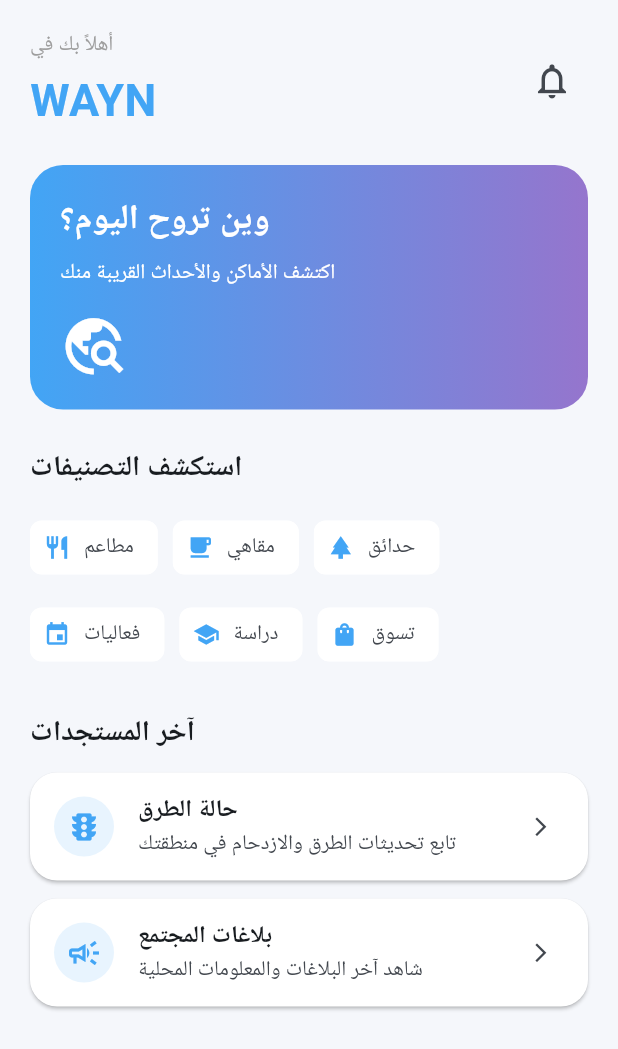
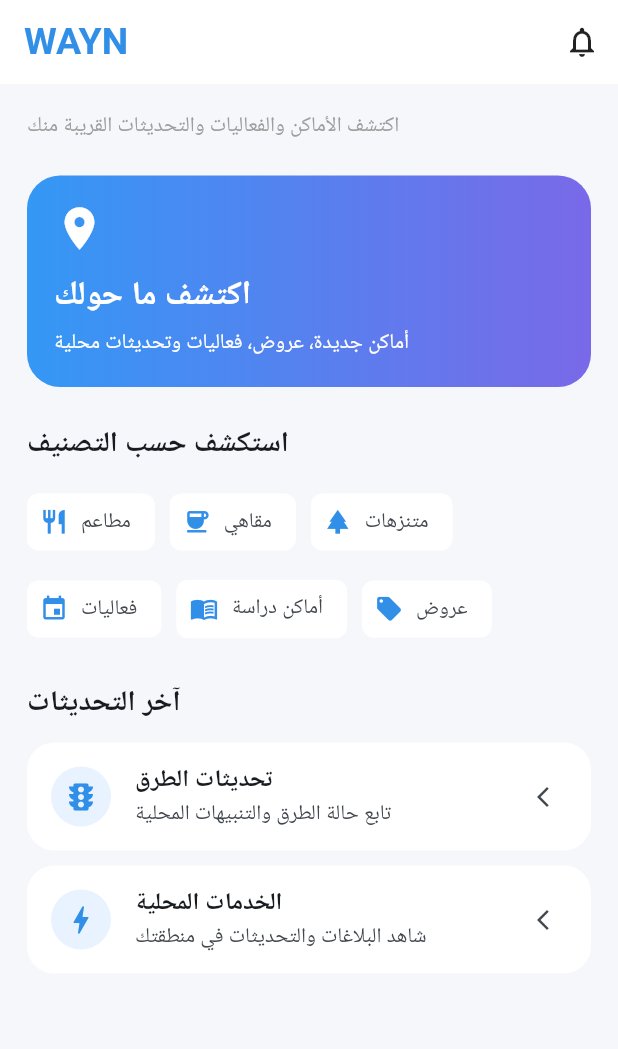
Before and after one commit to hfop19-eng/WAYN, a Flutter app: the DiscoverPage screen opened directly, on a phone screen of 412 x 824 dp. Shown: the top 1049 px of the screen. Run offline on Flutter 3.47's test engine with Material 3 defaults, Android fonts, the phone set to English and light mode, and no system bars; our stand-ins replace geolocator, shared_preferences, supabase_flutter; accounts and stored records are empty.

Commit message:
Update home_screen.dart

```diff
--- a/lib/screens/home_screen.dart
+++ b/lib/screens/home_screen.dart
@@ -1,8 +1,10 @@
 
 import 'package:flutter/material.dart';
+
 import '../theme.dart';
 import 'map_screen.dart';
 import 'community_screen.dart';
+import 'reports_screen.dart';
 
 class HomeScreen extends StatefulWidget {
   const HomeScreen({super.key});
@@ -14,47 +16,210 @@ class HomeScreen extends StatefulWidget {
 class _HomeScreenState extends State<HomeScreen> {
   int selectedIndex = 0;
 
-  late final List<Widget> pages = [
-    const DiscoverPage(),
-    const MapScreen(),
-    const CommunityScreen(),
-    const Center(child: Text('حسابي')),
+  final List<Widget> pages = const [
+    DiscoverPage(),
+    MapScreen(),
+    ReportsScreen(),
+    CommunityScreen(),
+    AccountPage(),
+  ];
+
+  final List<NavigationDestination> destinations = const [
+    NavigationDestination(
+      icon: Icon(Icons.explore_outlined),
+      selectedIcon: Icon(Icons.explore),
+      label: 'استكشف',
+    ),
+    NavigationDestination(
+      icon: Icon(Icons.map_outlined),
+      selectedIcon: Icon(Icons.map),
+      label: 'الخريطة',
+    ),
+    NavigationDestination(
+      icon: Icon(Icons.campaign_outlined),
+      selectedIcon: Icon(Icons.campaign),
+      label: 'البلاغات',
+    ),
+    NavigationDestination(
+      icon: Icon(Icons.groups_outlined),
+      selectedIcon: Icon(Icons.groups),
+      label: 'المجتمع',
+    ),
+    NavigationDestination(
+      icon: Icon(Icons.person_outline),
+      selectedIcon: Icon(Icons.person),
+      label: 'حسابي',
+    ),
   ];
 
   @override
   Widget build(BuildContext context) {
     return Scaffold(
-      body: SafeArea(
-        child: IndexedStack(
-          index: selectedIndex,
-          children: pages,
-        ),
+      body: IndexedStack(
+        index: selectedIndex,
+        children: pages,
       ),
       bottomNavigationBar: NavigationBar(
         selectedIndex: selectedIndex,
         onDestinationSelected: (index) {
-          setState(() => selectedIndex = index);
+          setState(() {
+            selectedIndex = index;
+          });
         },
-        destinations: const [
-          NavigationDestination(
-            icon: Icon(Icons.explore_outlined),
-            selectedIcon: Icon(Icons.explore),
-            label: 'اكتشف',
+        destinations: destinations,
+        backgroundColor: Colors.white,
+        indicatorColor: WaynTheme.primary.withValues(alpha: 0.15),
+        elevation: 3,
+      ),
+    );
+  }
+}
+
+// ================= DISCOVER PAGE =================
+
+class DiscoverPage extends StatelessWidget {
+  const DiscoverPage({super.key});
+
+  @override
+  Widget build(BuildContext context) {
+    return Scaffold(
+      backgroundColor: WaynTheme.background,
+      appBar: AppBar(
+        backgroundColor: Colors.white,
+        elevation: 0,
+        title: const Text(
+          'WAYN',
+          style: TextStyle(
+            color: Color(0xFF328FE8),
+            fontSize: 25,
+            fontWeight: FontWeight.bold,
           ),
-          NavigationDestination(
-            icon: Icon(Icons.map_outlined),
-            selectedIcon: Icon(Icons.map),
-            label: 'الخريطة',
+        ),
+        actions: [
+          IconButton(
+            onPressed: () {},
+            icon: const Icon(
+              Icons.notifications_none,
+              color: Colors.black87,
+            ),
           ),
-          NavigationDestination(
-            icon: Icon(Icons.people_outline),
-            selectedIcon: Icon(Icons.people),
-            label: 'المجتمع',
+        ],
+      ),
+      body: ListView(
+        padding: const EdgeInsets.all(18),
+        children: [
+          const Text(
+            'اكتشف الأماكن والفعاليات والتحديثات القريبة منك',
+            style: TextStyle(
+              color: Colors.grey,
+              fontSize: 14,
+            ),
           ),
-          NavigationDestination(
-            icon: Icon(Icons.person_outline),
-            selectedIcon: Icon(Icons.person),
-            label: 'حسابي',
+
+          const SizedBox(height: 22),
+
+          Container(
+            padding: const EdgeInsets.all(18),
+            decoration: BoxDecoration(
+              gradient: const LinearGradient(
+                colors: [
+                  Color(0xFF3498F5),
+                  Color(0xFF7969E8),
+                ],
+              ),
+              borderRadius: BorderRadius.circular(22),
+            ),
+            child: const Column(
+              crossAxisAlignment: CrossAxisAlignment.start,
+              children: [
+                Icon(
+                  Icons.location_on,
+                  color: Colors.white,
+                  size: 34,
+                ),
+                SizedBox(height: 12),
+                Text(
+                  'اكتشف ما حولك',
+                  style: TextStyle(
+                    color: Colors.white,
+                    fontSize: 22,
+                    fontWeight: FontWeight.bold,
+                  ),
+                ),
+                SizedBox(height: 6),
+                Text(
+                  'أماكن جديدة، عروض، فعاليات وتحديثات محلية',
+                  style: TextStyle(color: Colors.white),
+                ),
+              ],
+            ),
+          ),
+
+          const SizedBox(height: 24),
+
+          const Text(
+            'استكشف حسب التصنيف',
+            style: TextStyle(
+              fontSize: 19,
+              fontWeight: FontWeight.bold,
+            ),
+          ),
+
+          const SizedBox(height: 14),
+
+          const Wrap(
+            spacing: 10,
+            runSpacing: 10,
+            children: [
+              CategoryChip(
+                icon: Icons.restaurant,
+                label: 'مطاعم',
+              ),
+              CategoryChip(
+                icon: Icons.coffee,
+                label: 'مقاهي',
+              ),
+              CategoryChip(
+                icon: Icons.park,
+                label: 'متنزهات',
+              ),
+              CategoryChip(
+                icon: Icons.event,
+                label: 'فعاليات',
+              ),
+              CategoryChip(
+                icon: Icons.menu_book,
+                label: 'أماكن دراسة',
+              ),
+              CategoryChip(
+                icon: Icons.local_offer,
+                label: 'عروض',
+              ),
+            ],
+          ),
+
+          const SizedBox(height: 25),
+
+          const Text(
+            'آخر التحديثات',
+            style: TextStyle(
+              fontSize: 19,
+              fontWeight: FontWeight.bold,
+            ),
+          ),
+
+          const SizedBox(height: 12),
+
+          const UpdateCard(
+            icon: Icons.traffic,
+            title: 'تحديثات الطرق',
+            subtitle: 'تابع حالة الطرق والتنبيهات المحلية',
+          ),
+
+          const UpdateCard(
+            icon: Icons.bolt,
+            title: 'الخدمات المحلية',
+            subtitle: 'شاهد البلاغات والتحديثات في منطقتك',
           ),
         ],
       ),
@@ -62,180 +227,122 @@ class _HomeScreenState extends State<HomeScreen> {
   }
 }
 
-class DiscoverPage extends StatelessWidget {
-  const DiscoverPage({super.key});
-
-  @override
-  Widget build(BuildContext context) {
-    return ListView(
-      padding: const EdgeInsets.all(20),
-      children: [
-        Row(
-          children: [
-            const Expanded(
-              child: Column(
-                crossAxisAlignment: CrossAxisAlignment.start,
-                children: [
-                  Text(
-                    'أهلاً بك في',
-                    style: TextStyle(color: Colors.grey),
-                  ),
-                  SizedBox(height: 4),
-                  Text(
-                    'WAYN',
-                    style: TextStyle(
-                      fontSize: 30,
-                      fontWeight: FontWeight.bold,
-                      color: WaynTheme.primary,
-                    ),
-                  ),
-                ],
-              ),
-            ),
-            IconButton(
-              onPressed: () {},
-              icon: const Icon(
-                Icons.notifications_none,
-                size: 28,
-              ),
-            ),
-          ],
-        ),
-        const SizedBox(height: 22),
-        Container(
-          padding: const EdgeInsets.all(20),
-          decoration: BoxDecoration(
-            gradient: const LinearGradient(
-              colors: [
-                Color(0xFF42A5F5),
-                Color(0xFF9575CD),
-              ],
-            ),
-            borderRadius: BorderRadius.circular(22),
-          ),
-          child: const Column(
-            crossAxisAlignment: CrossAxisAlignment.start,
-            children: [
-              Text(
-                'وين تروح اليوم؟',
-                style: TextStyle(
-                  color: Colors.white,
-                  fontSize: 23,
-                  fontWeight: FontWeight.bold,
-                ),
-              ),
-              SizedBox(height: 8),
-              Text(
-                'اكتشف الأماكن والأحداث القريبة منك',
-                style: TextStyle(color: Colors.white),
-              ),
-              SizedBox(height: 15),
-              Icon(
-                Icons.travel_explore,
-                color: Colors.white,
-                size: 45,
-              ),
-            ],
-          ),
-        ),
-        const SizedBox(height: 25),
-        const Text(
-          'استكشف التصنيفات',
-          style: TextStyle(
-            fontSize: 19,
-            fontWeight: FontWeight.bold,
-          ),
-        ),
-        const SizedBox(height: 15),
-        Wrap(
-          spacing: 10,
-          runSpacing: 10,
-          children: const [
-            CategoryChip(icon: Icons.restaurant, title: 'مطاعم'),
-            CategoryChip(icon: Icons.local_cafe, title: 'مقاهي'),
-            CategoryChip(icon: Icons.park, title: 'حدائق'),
-            CategoryChip(icon: Icons.event, title: 'فعاليات'),
-            CategoryChip(icon: Icons.school, title: 'دراسة'),
-            CategoryChip(icon: Icons.shopping_bag, title: 'تسوق'),
-          ],
-        ),
-        const SizedBox(height: 28),
-        const Text(
-          'آخر المستجدات',
-          style: TextStyle(
-            fontSize: 19,
-            fontWeight: FontWeight.bold,
-          ),
-        ),
-        const SizedBox(height: 12),
-        const UpdateCard(
-          icon: Icons.traffic,
-          title: 'حالة الطرق',
-          description: 'تابع تحديثات الطرق والازدحام في منطقتك',
-        ),
-        const UpdateCard(
-          icon: Icons.campaign_outlined,
-          title: 'بلاغات المجتمع',
-          description: 'شاهد آخر البلاغات والمعلومات المحلية',
-        ),
-      ],
-    );
-  }
-}
+// ================= CATEGORY CHIP =================
 
 class CategoryChip extends StatelessWidget {
   final IconData icon;
-  final String title;
+  final String label;
 
   const CategoryChip({
     super.key,
     required this.icon,
-    required this.title,
+    required this.label,
   });
 
   @override
   Widget build(BuildContext context) {
     return Chip(
-      avatar: Icon(icon, color: WaynTheme.primary),
-      label: Text(title),
+      avatar: Icon(
+        icon,
+        color: const Color(0xFF328FE8),
+        size: 19,
+      ),
+      label: Text(label),
       backgroundColor: Colors.white,
       side: BorderSide.none,
-      padding: const EdgeInsets.all(8),
+      padding: const EdgeInsets.symmetric(
+        horizontal: 8,
+        vertical: 9,
+      ),
     );
   }
 }
 
+// ================= UPDATE CARD =================
+
 class UpdateCard extends StatelessWidget {
   final IconData icon;
   final String title;
-  final String description;
+  final String subtitle;
 
   const UpdateCard({
     super.key,
     required this.icon,
     required this.title,
-    required this.description,
+    required this.subtitle,
   });
 
   @override
   Widget build(BuildContext context) {
     return Card(
-      margin: const EdgeInsets.only(bottom: 12),
+      color: Colors.white,
+      elevation: 0,
+      margin: const EdgeInsets.only(bottom: 10),
       child: ListTile(
         leading: CircleAvatar(
-          backgroundColor: WaynTheme.primary.withOpacity(0.12),
-          child: Icon(icon, color: WaynTheme.primary),
+          backgroundColor: const Color(0xFFE8F3FF),
+          child: Icon(
+            icon,
+            color: const Color(0xFF328FE8),
+          ),
         ),
         title: Text(
           title,
-          style: const TextStyle(fontWeight: FontWeight.bold),
+          style: const TextStyle(
+            fontWeight: FontWeight.bold,
+          ),
         ),
-        subtitle: Text(description),
+        subtitle: Text(subtitle),
         trailing: const Icon(
-          Icons.arrow_forward_ios,
-          size: 15,
+          Icons.arrow_back_ios_new,
+          size: 16,
         ),
       ),
     );
   }
 }
+
+// ================= ACCOUNT PAGE =================
+
+class AccountPage extends StatelessWidget {
+  const AccountPage({super.key});
+
+  @override
+  Widget build(BuildContext context) {
+    return Scaffold(
+      backgroundColor: WaynTheme.background,
+      appBar: AppBar(
+        title: const Text('حسابي'),
+        backgroundColor: Colors.white,
+        elevation: 0,
+      ),
+      body: const Center(
+        child: Column(
+          mainAxisAlignment: MainAxisAlignment.center,
+          children: [
+            CircleAvatar(
+              radius: 42,
+              child: Icon(
+                Icons.person,
+                size: 45,
+              ),
+            ),
+            SizedBox(height: 15),
+            Text(
+              'حساب WAYN',
+              style: TextStyle(
+                fontSize: 20,
+                fontWeight: FontWeight.bold,
+              ),
+            ),
+            SizedBox(height: 8),
+            Text(
+              'صفحة الحساب قيد التطوير',
+              style: TextStyle(color: Colors.grey),
+            ),
+          ],
+        ),
+      ),
+    );
+  }
+}
```
